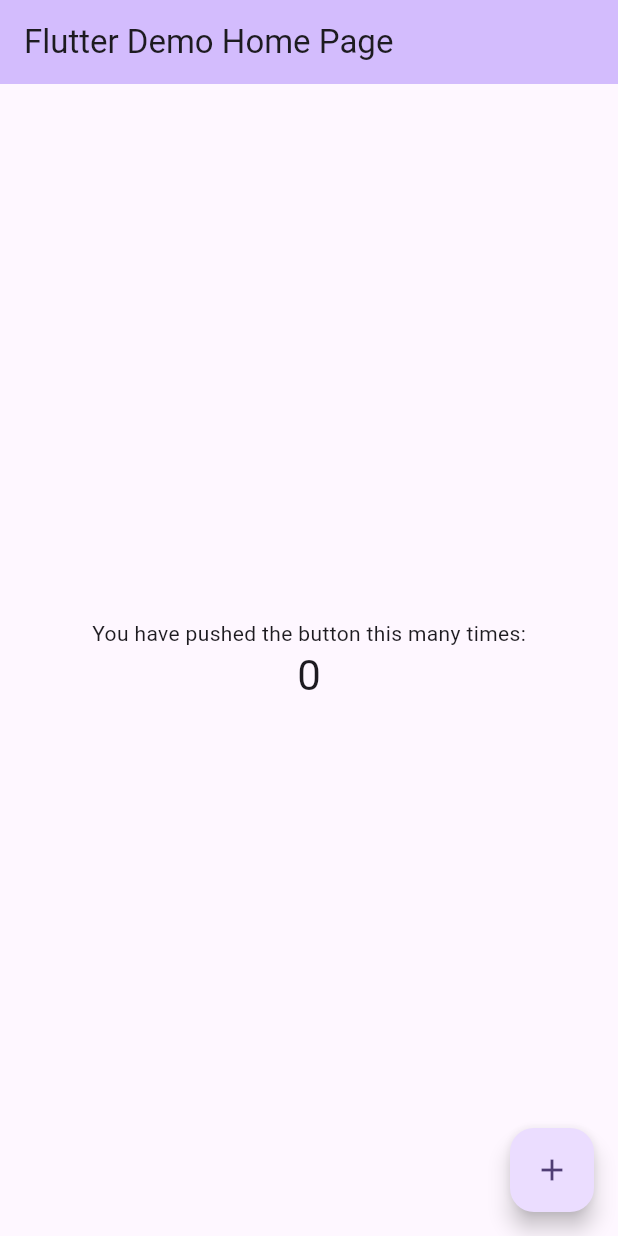
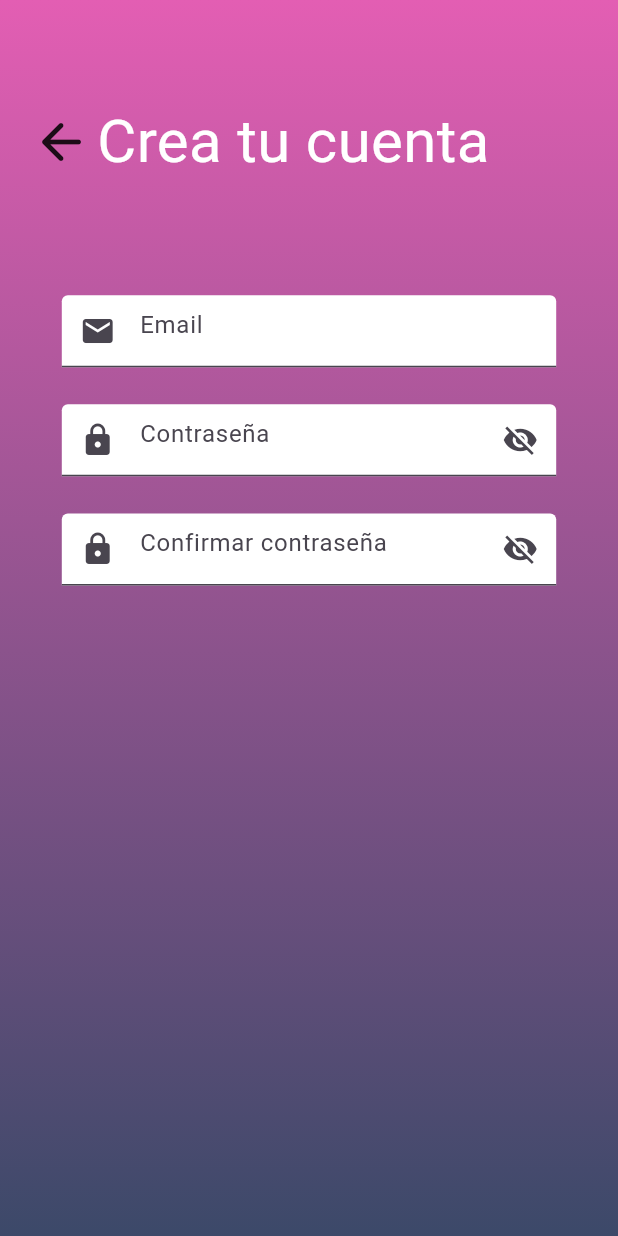
Before and after one commit to Flagn3/Eventify, a Flutter app: the screen it shows after launch, on a phone screen of 412 x 824 dp. Run offline on Flutter 3.47's test engine with Material 3 defaults, Android fonts, the phone set to English and light mode, and no system bars.

Commit message:
Screen view and widgets folder

```diff
--- a/eventify/lib/main.dart
+++ b/eventify/lib/main.dart
@@ -1,3 +1,4 @@
+import 'package:eventify/Screens/register_screen.dart';
 import 'package:flutter/material.dart';
 
 void main() {
@@ -7,116 +8,11 @@ void main() {
 class MyApp extends StatelessWidget {
   const MyApp({super.key});
 
-  // This widget is the root of your application.
   @override
   Widget build(BuildContext context) {
     return MaterialApp(
-      title: 'Flutter Demo',
-      theme: ThemeData(
-        // This is the theme of your application.
-        //
-        // TRY THIS: Try running your application with "flutter run". You'll see
-        // the application has a purple toolbar. Then, without quitting the app,
-        // try changing the seedColor in the colorScheme below to Colors.green
-        // and then invoke "hot reload" (save your changes or press the "hot
-        // reload" button in a Flutter-supported IDE, or press "r" if you used
-        // the command line to start the app).
-        //
-        // Notice that the counter didn't reset back to zero; the application
-        // state is not lost during the reload. To reset the state, use hot
-        // restart instead.
-        //
-        // This works for code too, not just values: Most code changes can be
-        // tested with just a hot reload.
-        colorScheme: ColorScheme.fromSeed(seedColor: Colors.deepPurple),
-      ),
-      home: const MyHomePage(title: 'Flutter Demo Home Page'),
+      debugShowCheckedModeBanner: false,
+      home: const Registerscreen()
     );
   }
 }
-
-class MyHomePage extends StatefulWidget {
-  const MyHomePage({super.key, required this.title});
-
-  // This widget is the home page of your application. It is stateful, meaning
-  // that it has a State object (defined below) that contains fields that affect
-  // how it looks.
-
-  // This class is the configuration for the state. It holds the values (in this
-  // case the title) provided by the parent (in this case the App widget) and
-  // used by the build method of the State. Fields in a Widget subclass are
-  // always marked "final".
-
-  final String title;
-
-  @override
-  State<MyHomePage> createState() => _MyHomePageState();
-}
-
-class _MyHomePageState extends State<MyHomePage> {
-  int _counter = 0;
-
-  void _incrementCounter() {
-    setState(() {
-      // This call to setState tells the Flutter framework that something has
-      // changed in this State, which causes it to rerun the build method below
-      // so that the display can reflect the updated values. If we changed
-      // _counter without calling setState(), then the build method would not be
-      // called again, and so nothing would appear to happen.
-      _counter++;
-    });
-  }
-
-  @override
-  Widget build(BuildContext context) {
-    // This method is rerun every time setState is called, for instance as done
-    // by the _incrementCounter method above.
-    //
-    // The Flutter framework has been optimized to make rerunning build methods
-    // fast, so that you can just rebuild anything that needs updating rather
-    // than having to individually change instances of widgets.
-    return Scaffold(
-      appBar: AppBar(
-        // TRY THIS: Try changing the color here to a specific color (to
-        // Colors.amber, perhaps?) and trigger a hot reload to see the AppBar
-        // change color while the other colors stay the same.
-        backgroundColor: Theme.of(context).colorScheme.inversePrimary,
-        // Here we take the value from the MyHomePage object that was created by
-        // the App.build method, and use it to set our appbar title.
-        title: Text(widget.title),
-      ),
-      body: Center(
-        // Center is a layout widget. It takes a single child and positions it
-        // in the middle of the parent.
-        child: Column(
-          // Column is also a layout widget. It takes a list of children and
-          // arranges them vertically. By default, it sizes itself to fit its
-          // children horizontally, and tries to be as tall as its parent.
-          //
-          // Column has various properties to control how it sizes itself and
-          // how it positions its children. Here we use mainAxisAlignment to
-          // center the children vertically; the main axis here is the vertical
-          // axis because Columns are vertical (the cross axis would be
-          // horizontal).
-          //
-          // TRY THIS: Invoke "debug painting" (choose the "Toggle Debug Paint"
-          // action in the IDE, or press "p" in the console), to see the
-          // wireframe for each widget.
-          mainAxisAlignment: MainAxisAlignment.center,
-          children: <Widget>[
-            const Text('You have pushed the button this many times:'),
-            Text(
-              '$_counter',
-              style: Theme.of(context).textTheme.headlineMedium,
-            ),
-          ],
-        ),
-      ),
-      floatingActionButton: FloatingActionButton(
-        onPressed: _incrementCounter,
-        tooltip: 'Increment',
-        child: const Icon(Icons.add),
-      ), // This trailing comma makes auto-formatting nicer for build methods.
-    );
-  }
-}
--- /dev/null
+++ b/eventify/lib/screens/register_screen.dart
@@ -0,0 +1,83 @@
+import 'package:flutter/material.dart';
+import 'package:eventify/widgets/screens/widgets.dart';
+
+class Registerscreen extends StatefulWidget {
+  const Registerscreen({super.key});
+
+  @override
+  State<Registerscreen> createState() => _RegisterscreenState();
+}
+
+class _RegisterscreenState extends State<Registerscreen> {
+
+
+  @override
+  Widget build(BuildContext context) {
+    final textFieldWidth = MediaQuery.of(context).size.width*0.8;
+    return Scaffold(
+      body: Container(
+        decoration: BoxDecoration(
+          gradient: LinearGradient(
+            begin: Alignment.topCenter,
+            end: Alignment.bottomCenter,
+            colors: [
+              Color(0xFFE35EB3),
+              Color(0xFF3C4969)
+            ]
+            )
+        ),
+        child: Column(
+          mainAxisAlignment: MainAxisAlignment.start,
+          crossAxisAlignment: CrossAxisAlignment.center,
+          children: [
+            SizedBox(height: MediaQuery.of(context).size.height * 0.08),
+            Row(
+              children: [
+                SizedBox(width: MediaQuery.of(context).size.width * 0.05),
+                Icon(Icons.arrow_back_rounded, size: 40),
+                SizedBox(width: MediaQuery.of(context).size.width * 0.01),
+                Text("Crea tu cuenta", style: TextStyle(
+                  fontSize: 40,
+                  color: Colors.white
+                ),)
+              ],
+            ),
+            SizedBox(height: MediaQuery.of(context).size.height * 0.08),
+            Expanded(
+              child: ListView(
+                padding: const EdgeInsets.all(8),
+                children: [
+                  Center(
+                    child: SizedBox(
+                      width: textFieldWidth,
+                      child: FieldWidget(hintText: "Email",)
+                    )
+                  ),
+                  SizedBox(height: MediaQuery.of(context).size.height * 0.03),
+                  Center(
+                    child: SizedBox(
+                      width: textFieldWidth,
+                      child: PasswordWidget(
+                        hintText: "Contraseña",
+                        obscureText: true,)
+                    )
+                  ),
+                  SizedBox(height: MediaQuery.of(context).size.height * 0.03),
+                  Center(
+                    child: SizedBox(
+                      width: textFieldWidth,
+                      child: PasswordWidget(
+                        hintText: "Confirmar contraseña",
+                        obscureText: true,
+                        )
+                    )
+                  ),
+                ],
+              ),
+            )
+          ],
+        )
+      ),
+    );
+  }
+}
--- /dev/null
+++ b/eventify/lib/widgets/screens/widgets.dart
@@ -0,0 +1,69 @@
+import 'package:flutter/material.dart';
+
+// Widget for the password textfield
+class PasswordWidget extends StatefulWidget {
+  final String hintText;
+  final bool obscureText;
+
+  const PasswordWidget({
+    super.key,
+    required this.hintText,
+    required this.obscureText
+  });
+
+  @override
+  PasswordWidgetState createState() => PasswordWidgetState();
+}
+
+class PasswordWidgetState extends State<PasswordWidget> {
+  late bool _obscureText;
+
+  @override
+  void initState() {
+    super.initState();
+    _obscureText = widget.obscureText;
+  }
+
+  @override
+  Widget build(BuildContext context) {
+    return TextField(
+      obscureText: _obscureText,
+      decoration: InputDecoration(
+        prefixIcon: Icon(Icons.lock),
+        hintText: widget.hintText,
+        filled: true,
+        fillColor: Colors.white,
+        suffixIcon: IconButton(
+          icon: Icon(_obscureText ? Icons.visibility_off : Icons.visibility),
+          onPressed: () {
+            setState(() {
+              _obscureText = !_obscureText;
+            });
+          },
+        ),
+      ),
+    );
+  }
+}
+
+class FieldWidget extends StatelessWidget {
+  const FieldWidget({
+    super.key,
+    required String hintText,
+  }) : _hintText = hintText;
+
+  final String _hintText;
+
+  @override
+  Widget build(BuildContext context) {
+    return TextField(
+      keyboardType: TextInputType.emailAddress,
+      decoration: InputDecoration(
+        prefixIcon: Icon(Icons.mail),
+        hintText: _hintText,
+        filled: true,
+        fillColor: Colors.white,
+      ),
+    );
+  }
+}
```
